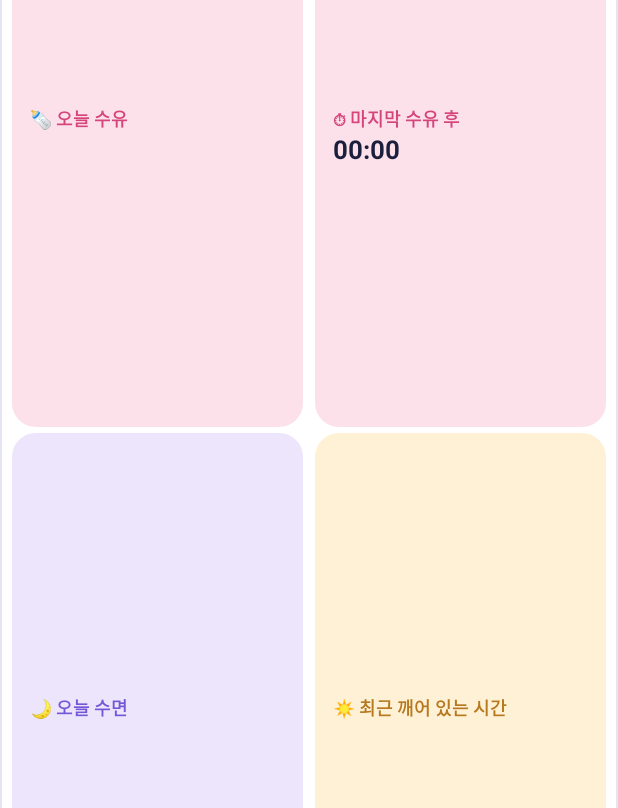
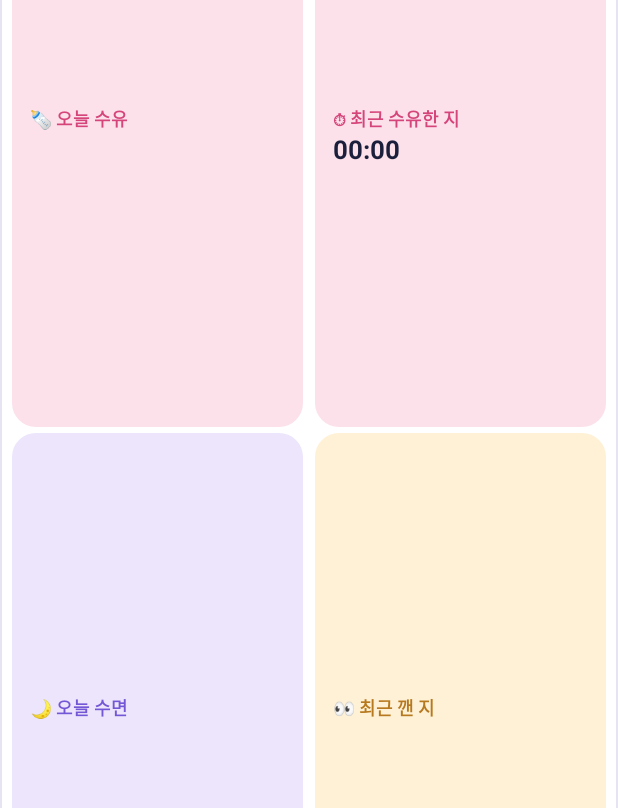
Before and after one commit to leecornell0131-ux/babylog, an Android app: the layout widget_today.xml on its own in the app's theme, with its tools: preview values and no code run, on a phone screen of 412 x 824 dp. Shown: the part 208-1016 px from the top of the screen. Run offline under Robolectric (Android 15) with nearby library versions, the phone set to English and light mode, and no system bars.

Commit message:
오늘 요약 위젯: 라벨을 '최근 수유한 지'·'👀 최근 깬 지'로 짧게
Co-Authored-By: Claude Opus 5.5 (1M context) <noreply@anthropic.com>
Claude-Session: https://claude.ai/code/session_01WxQuJfCoNZS1atzRGJ1d5a

```diff
--- a/android-app/app/src/main/java/kr/babylog/app/QuickWidget.kt
+++ b/android-app/app/src/main/java/kr/babylog/app/QuickWidget.kt
@@ -312,7 +312,7 @@ class DiaperWidget : BabyWidget() {
     }
 }
 
-// 5) 오늘 요약 (4×2): 수유 횟수·양, 마지막 수유 후 시간, 오늘 수면 합계, 깨어 있는 시간
+// 5) 오늘 요약 (4×2): 수유 횟수·양, 최근 수유한 지, 오늘 수면 합계(0시부터), 최근 깬 지
 class TodayWidget : BabyWidget() {
     override val baseW = 250f
     override val baseH = 120f
@@ -324,7 +324,7 @@ class TodayWidget : BabyWidget() {
         v.setTextViewText(R.id.t_feed, "${d.tFeeds}회" + if (d.tMl > 0) " · ${d.tMl}ml" else "")
         v.setTextViewText(R.id.t_sleep, if (d.tSleep > 0) Widgets.dur(d.tSleep) + (if (d.sleep > 0) " 💤" else "") else "기록 없음")
         // 자는 중이면 잠든 지, 깨어 있으면 마지막으로 깬 지 (1분마다 다시 그림)
-        v.setTextViewText(R.id.l_wake, if (d.sleep > 0) "🌙 잠든 지" else "☀️ 최근 깨어 있는 시간")
+        v.setTextViewText(R.id.l_wake, if (d.sleep > 0) "🌙 잠든 지" else "👀 최근 깬 지")
         val since = if (d.sleep > 0) d.sleep else d.lastWake
         v.setTextViewText(R.id.t_wake, if (since > 0) Widgets.dur(maxOf(0L, d.now - since)) else "기록 없음")
         Widgets.show(v, R.id.w_timer, d.lastFeed > 0)
--- a/android-app/app/src/main/res/layout/widget_today.xml
+++ b/android-app/app/src/main/res/layout/widget_today.xml
@@ -1,5 +1,5 @@
 <?xml version="1.0" encoding="utf-8"?>
-<!-- 오늘 요약 (4x2). 위: 수유 · 마지막 수유 후 / 아래: 오늘 수면 · 깨어 있는 시간 -->
+<!-- 오늘 요약 (4x2). 위: 오늘 수유 · 최근 수유한 지 / 아래: 오늘 수면 · 최근 깬 지 -->
 <LinearLayout xmlns:android="http://schemas.android.com/apk/res/android"
     android:id="@+id/root"
     android:layout_width="match_parent"
@@ -77,7 +77,7 @@
                 android:id="@+id/l_gap"
                 android:layout_width="wrap_content"
                 android:layout_height="wrap_content"
-                android:text="⏱ 마지막 수유 후"
+                android:text="⏱ 최근 수유한 지"
                 android:includeFontPadding="false"
                 android:maxLines="1"
                 android:textColor="@color/feed_ink"
@@ -165,7 +165,7 @@
                 android:id="@+id/l_wake"
                 android:layout_width="wrap_content"
                 android:layout_height="wrap_content"
-                android:text="☀️ 최근 깨어 있는 시간"
+                android:text="👀 최근 깬 지"
                 android:includeFontPadding="false"
                 android:maxLines="1"
                 android:ellipsize="end"
```
